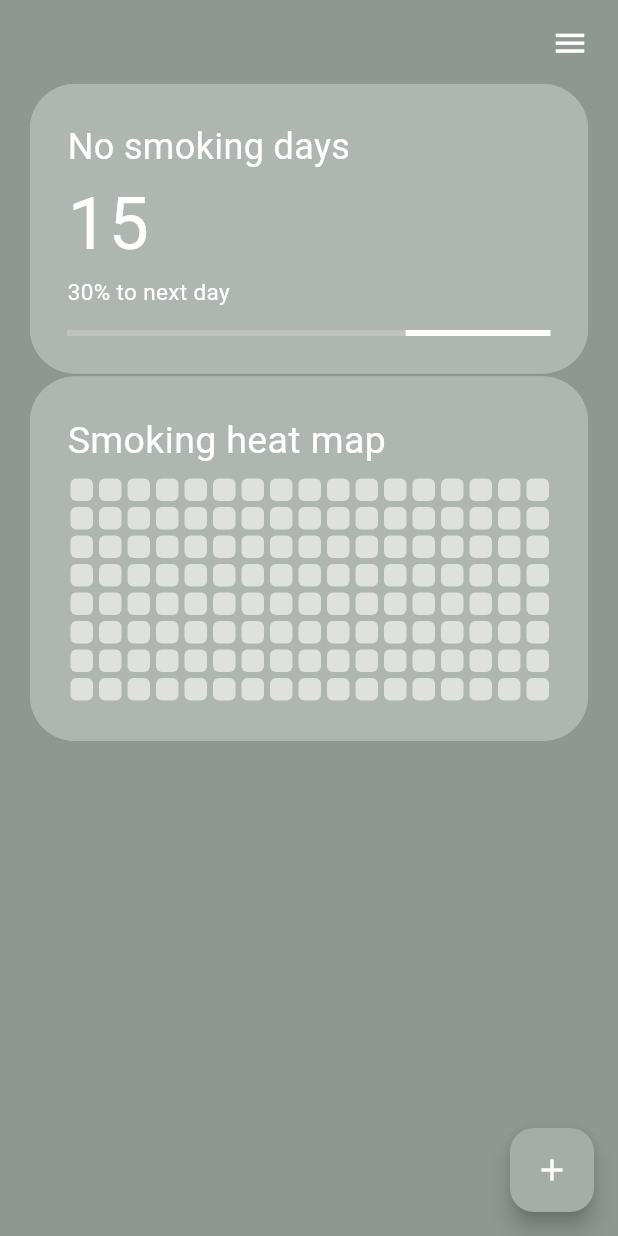
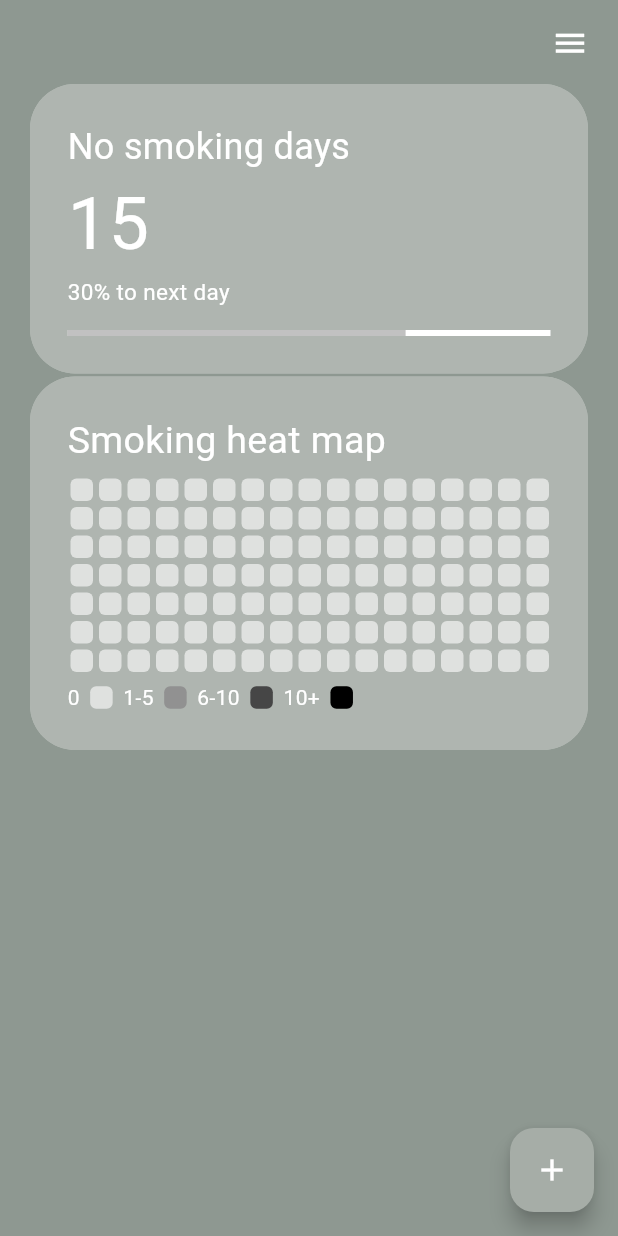
Before and after one commit to Bogghi/smore_tracker, a Flutter app: the screen it shows after launch, on a phone screen of 412 x 824 dp. Run offline on Flutter 3.47's test engine with Material 3 defaults, Android fonts, the phone set to English and light mode, and no system bars.

Commit message:
added color range

```diff
--- a/lib/pages/home_page.dart
+++ b/lib/pages/home_page.dart
@@ -85,6 +85,66 @@ class _HomePageState extends State<HomePage> {
                     scrollDirection: Axis.horizontal,
                     child: heatMap(),
                   ),
+                  const SizedBox(height: 5),
+                  Row(
+                    children: [
+                      const Text("0", style: TextStyle(color: Colors.white)),
+                      const SizedBox(width: 5),
+                      Padding(
+                        padding: const EdgeInsets.all(2.0),
+                        child: Container(
+                          width: 15,
+                          height: 15,
+                          decoration: BoxDecoration(
+                            color: Colors.white60,
+                            borderRadius: BorderRadius.circular(4),
+                          ),
+                        ),
+                      ),
+                      const SizedBox(width: 5),
+                      const Text("1-5", style: TextStyle(color: Colors.white)),
+                      const SizedBox(width: 5),
+                      Padding(
+                        padding: const EdgeInsets.all(2.0),
+                        child: Container(
+                          width: 15,
+                          height: 15,
+                          decoration: BoxDecoration(
+                            color: const Color.fromRGBO(145, 145, 145, 1.0),
+                            borderRadius: BorderRadius.circular(4),
+                          ),
+                        ),
+                      ),
+                      const SizedBox(width: 5),
+                      const Text("6-10", style: TextStyle(color: Colors.white)),
+                      const SizedBox(width: 5),
+                      Padding(
+                        padding: const EdgeInsets.all(2.0),
+                        child: Container(
+                          width: 15,
+                          height: 15,
+                          decoration: BoxDecoration(
+                            color: const Color.fromRGBO(70, 70, 70, 1.0),
+                            borderRadius: BorderRadius.circular(4),
+                          ),
+                        ),
+                      ),
+                      const SizedBox(width: 5),
+                      const Text("10+", style: TextStyle(color: Colors.white)),
+                      const SizedBox(width: 5),
+                      Padding(
+                        padding: const EdgeInsets.all(2.0),
+                        child: Container(
+                          width: 15,
+                          height: 15,
+                          decoration: BoxDecoration(
+                            color: const Color.fromRGBO(0, 0, 0, 1.0),
+                            borderRadius: BorderRadius.circular(4),
+                          ),
+                        ),
+                      ),
+                    ],
+                  )
                 ],
               ),
             ),
@@ -128,13 +188,11 @@ class _HomePageState extends State<HomePage> {
             gridItem,
             gridItem,
             gridItem,
-            gridItem,
           ],
         ));
       }else {
         columns.add(Column(
           children: [
-            gridItem,
             gridItem,
           ],
         ));
```
